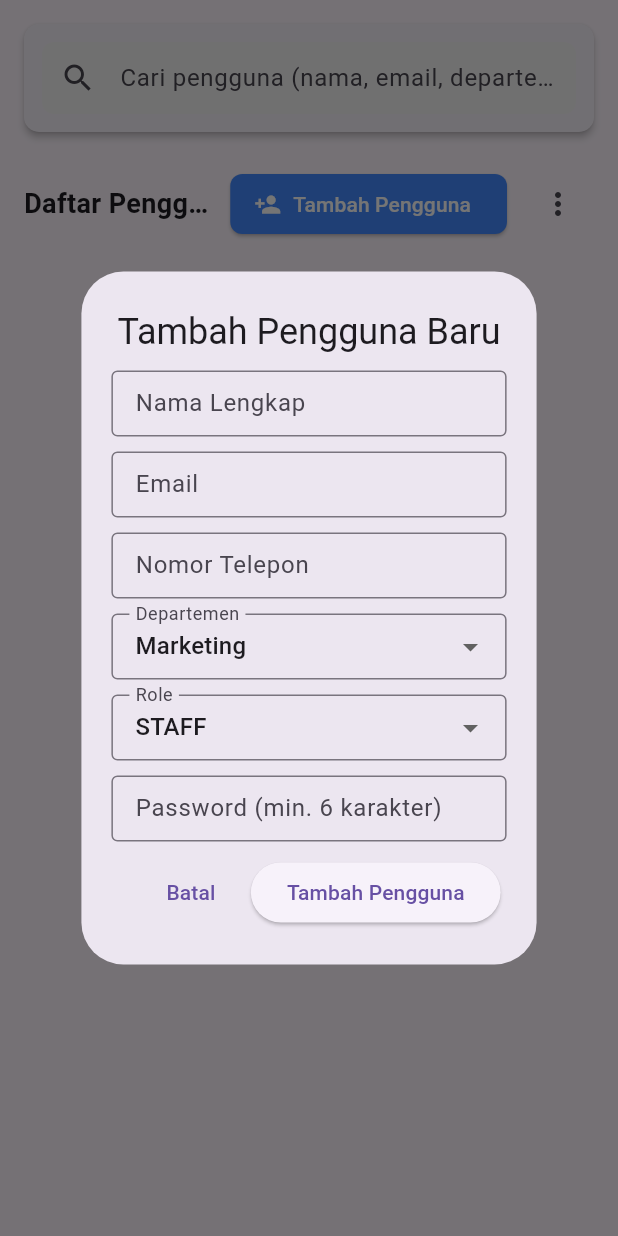
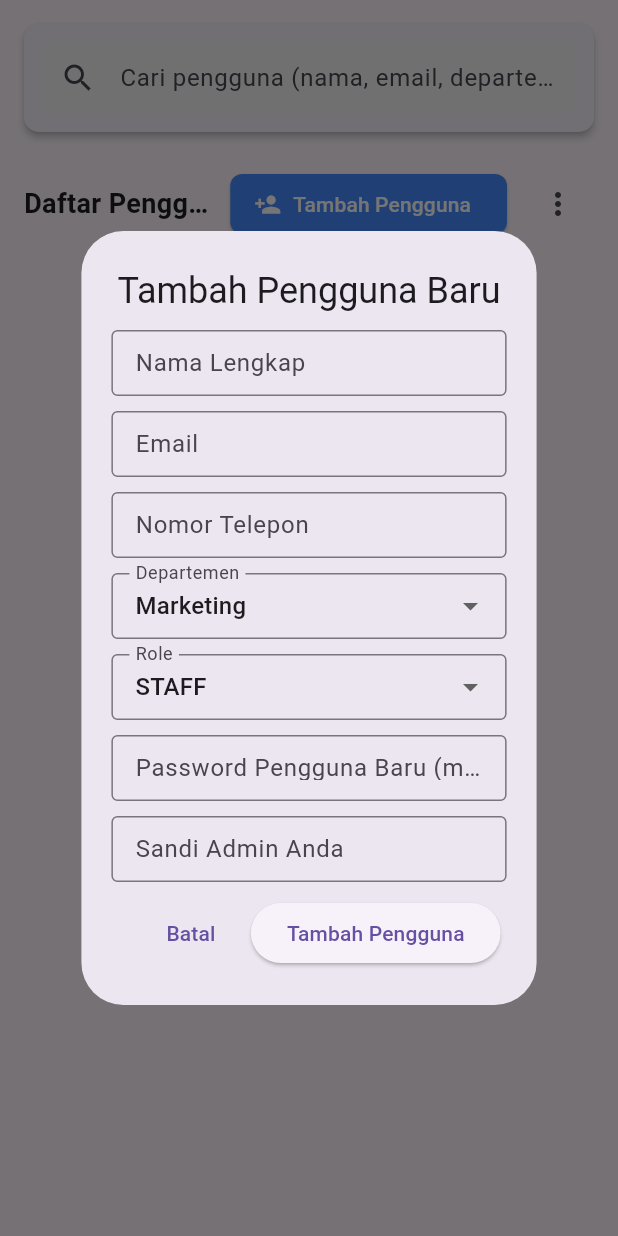
Before and after one commit to ZEN8890/Strata-lite, a Flutter app: the UsersScreen widget shown alone on an empty page, opened directly, after a tap on "Tambah Pengguna", on a phone screen of 412 x 824 dp. Run offline on Flutter 3.47's test engine with Material 3 defaults, Android fonts, the phone set to English and light mode, and no system bars; our stand-ins replace another_flushbar, cloud_firestore, cloud_functions, device_info_plus, file_picker, firebase_auth and 4 more; missing offline and left inert: excel, mobile_scanner; accounts and stored records are empty.

Commit message:
fixed creating user

```diff
--- a/lib/screens/users_screen.dart
+++ b/lib/screens/users_screen.dart
@@ -1,16 +1,17 @@
+// Path: lib/screens/users_screen.dart
 import 'package:flutter/material.dart';
-import 'package:cloud_firestore/cloud_firestore.dart'; // Import Cloud Firestore
-import 'dart:developer'; // Untuk log.log()
-import 'package:another_flushbar/flushbar.dart'; // Untuk notifikasi
-import 'dart:async'; // Untuk Timer
-import 'package:firebase_auth/firebase_auth.dart'; // Untuk membuat/mengupdate user Firebase Auth
-import 'package:cloud_functions/cloud_functions.dart'; // IMPORT YANG BENAR UNTUK CLOUD FUNCTIONS
-import 'package:file_picker/file_picker.dart'; // Untuk memilih file
-import 'package:excel/excel.dart'; // Untuk membaca/menulis file Excel
-import 'dart:io'; // Untuk File
-import 'package:path_provider/path_provider.dart'
-    as path_provider; // Menggunakan alias
-import 'dart:typed_data'; // Tambahkan ini untuk Uint8List
+import 'package:cloud_firestore/cloud_firestore.dart';
+import 'dart:developer';
+import 'package:another_flushbar/flushbar.dart';
+import 'dart:async';
+import 'package:firebase_auth/firebase_auth.dart';
+import 'package:cloud_functions/cloud_functions.dart';
+import 'package:file_picker/file_picker.dart';
+import 'package:excel/excel.dart';
+import 'dart:io';
+import 'package:path_provider/path_provider.dart' as path_provider;
+import 'dart:typed_data';
+import 'package:permission_handler/permission_handler.dart';
 
 class UsersScreen extends StatefulWidget {
   const UsersScreen({super.key});
@@ -22,33 +23,30 @@ class UsersScreen extends StatefulWidget {
 class _UsersScreenState extends State<UsersScreen> {
   final FirebaseFirestore _firestore = FirebaseFirestore.instance;
   final FirebaseAuth _auth = FirebaseAuth.instance;
-  late final FirebaseFunctions _functions; // Inisialisasi Firebase Functions
+  final FirebaseFunctions _functions = FirebaseFunctions.instance;
 
   TextEditingController _searchController = TextEditingController();
   String _searchQuery = '';
 
-  Timer? _notificationTimer; // Timer untuk mengontrol frekuensi notifikasi
-
-  // Contoh daftar departemen (bisa diambil dari Firestore juga)
+  Timer? _notificationTimer;
   final List<String> _departments = [
     'Marketing',
-    'Sales', // New
+    'Sales',
     'HRD',
-    'Finance', // New
-    'FO', // New
-    'FBS', // New
-    'FBP', // New
-    'HK', // New
-    'Engineering', // New
-    'Security', // New
+    'Finance',
+    'FO',
+    'FBS',
+    'FBP',
+    'HK',
+    'Engineering',
+    'Security',
     'IT'
   ];
-  final List<String> _roles = ['staff', 'admin']; // Daftar role yang tersedia
+  final List<String> _roles = ['staff', 'admin'];
 
   @override
   void initState() {
     super.initState();
-    _functions = FirebaseFunctions.instance; // Inisialisasi di initState
     _searchController.addListener(_onSearchChanged);
   }
 
@@ -107,10 +105,9 @@ class _UsersScreenState extends State<UsersScreen> {
     });
   }
 
-  // Fungsi untuk menambah atau mengedit pengguna
   Future<void> _addEditUser({DocumentSnapshot? userToEdit}) async {
     final bool isEditing = userToEdit != null;
-    final _formKey = GlobalKey<FormState>(); // Key untuk form dialog
+    final _formKey = GlobalKey<FormState>();
 
     TextEditingController nameController = TextEditingController(
         text: isEditing
@@ -124,8 +121,7 @@ class _UsersScreenState extends State<UsersScreen> {
         text: isEditing
             ? (userToEdit!.data() as Map<String, dynamic>)['phoneNumber']
             : '');
-    TextEditingController passwordController =
-        TextEditingController(); // Hanya untuk akun baru atau reset password
+    TextEditingController passwordController = TextEditingController();
     String? selectedDepartment = isEditing
         ? (userToEdit!.data() as Map<String, dynamic>)['department']
         : _departments.first;
@@ -133,7 +129,6 @@ class _UsersScreenState extends State<UsersScreen> {
         ? (userToEdit!.data() as Map<String, dynamic>)['role']
         : _roles.first;
 
-    // Pastikan nilai default dropdown ada di daftar _departments dan _roles
     if (!isEditing && !_departments.contains(selectedDepartment)) {
       selectedDepartment = _departments.first;
     }
@@ -141,10 +136,19 @@ class _UsersScreenState extends State<UsersScreen> {
       selectedRole = _roles.first;
     }
 
+    String? adminEmail = _auth.currentUser?.email;
+    if (adminEmail == null) {
+      _showNotification(
+          'Error', 'Sesi admin tidak ditemukan. Silakan login ulang.',
+          isError: true);
+      return;
+    }
+
+    TextEditingController adminPasswordController = TextEditingController();
+
     await showDialog(
       context: context,
       builder: (dialogContext) => AlertDialog(
-        // Gunakan dialogContext untuk AlertDialog
         title: Text(isEditing ? 'Edit Pengguna' : 'Tambah Pengguna Baru'),
         contentPadding:
             const EdgeInsets.symmetric(horizontal: 20.0, vertical: 10.0),
@@ -235,11 +239,11 @@ class _UsersScreenState extends State<UsersScreen> {
                       value == null || value.isEmpty ? 'Pilih role' : null,
                 ),
                 const SizedBox(height: 10),
-                if (!isEditing)
+                if (!isEditing) ...[
                   TextFormField(
                     controller: passwordController,
                     decoration: const InputDecoration(
-                      labelText: 'Password (min. 6 karakter)',
+                      labelText: 'Password Pengguna Baru (min. 6 karakter)',
                       border: OutlineInputBorder(),
                       isDense: true,
                       contentPadding:
@@ -250,14 +254,29 @@ class _UsersScreenState extends State<UsersScreen> {
                         ? 'Password minimal 6 karakter'
                         : null,
                   ),
+                  const SizedBox(height: 10),
+                  TextFormField(
+                    controller: adminPasswordController,
+                    decoration: const InputDecoration(
+                      labelText: 'Sandi Admin Anda',
+                      border: OutlineInputBorder(),
+                      isDense: true,
+                      contentPadding:
+                          EdgeInsets.symmetric(horizontal: 12, vertical: 10),
+                    ),
+                    obscureText: true,
+                    validator: (value) => value!.isEmpty
+                        ? 'Sandi admin tidak boleh kosong.'
+                        : null,
+                  ),
+                ],
               ],
             ),
           ),
         ),
         actions: [
           TextButton(
-            onPressed: () =>
-                Navigator.of(dialogContext).pop(), // Gunakan dialogContext
+            onPressed: () => Navigator.of(dialogContext).pop(),
             child: const Text('Batal'),
           ),
           ElevatedButton(
@@ -276,6 +295,12 @@ class _UsersScreenState extends State<UsersScreen> {
                   return;
                 }
 
+                // Store dialog context and admin credentials before any async operation
+                final localDialogContext = dialogContext;
+                final String? currentAdminEmail = _auth.currentUser!.email;
+                final String currentAdminPassword =
+                    adminPasswordController.text.trim();
+
                 try {
                   if (isEditing) {
                     await _firestore
@@ -291,17 +316,16 @@ class _UsersScreenState extends State<UsersScreen> {
                         'Pengguna ${nameController.text} berhasil diperbarui.',
                         isError: false);
                   } else {
-                    // KINI MENGGUNAKAN FIREBASE AUTH LANGSUNG UNTUK PEMBUATAN PENGGUNA BARU
-                    // AKIBATNYA: Sesi admin akan tertimpa.
-                    try {
-                      UserCredential userCredential =
+                    // Create new user (this will switch the current auth session)
+                    final newUserCredential =
                         await _auth.createUserWithEmailAndPassword(
                             email: emailController.text.trim(),
-                        password: passwordController.text.trim(),
-                      );
+                            password: passwordController.text.trim());
+
+                    // Add user data to Firestore
                     await _firestore
                         .collection('users')
-                          .doc(userCredential.user!.uid)
+                        .doc(newUserCredential.user!.uid)
                         .set({
                       'name': nameController.text.trim(),
                       'email': emailController.text.trim(),
@@ -310,42 +334,41 @@ class _UsersScreenState extends State<UsersScreen> {
                       'role': selectedRole,
                       'createdAt': FieldValue.serverTimestamp(),
                     });
+
+                    // We now close the dialog first to prevent the crash
+                    if (localDialogContext.mounted) {
+                      Navigator.of(localDialogContext).pop();
+                    }
+
+                    // Then, we sign back in as the admin, after the dialog is closed
+                    await _auth.signInWithEmailAndPassword(
+                        email: currentAdminEmail!,
+                        password: currentAdminPassword);
+
                     _showNotification('Akun Berhasil Dibuat!',
-                          'Pengguna ${nameController.text} (${userCredential.user!.email}) berhasil ditambahkan. Anda sekarang login sebagai pengguna baru ini.',
+                        'Pengguna ${nameController.text} berhasil ditambahkan.',
                         isError: false);
+                  }
 
-                      // Opsional: Untuk mengembalikan sesi admin secara otomatis (setelah import selesai)
-                      // Anda perlu meminta password admin lagi atau membuat mekanisme re-autentikasi.
-                      // Karena ini kompleks dan berpotensi tidak aman jika disimpan,
-                      // disarankan untuk memberi tahu admin untuk login ulang.
-                      // Untuk satu pengguna, kita bisa biarkan admin terus login sebagai pengguna baru,
-                      // tetapi untuk impor massal, ini adalah masalah.
-                      // Anda bisa mengarahkan admin ke layar login setelah semua impor selesai.
-                      // Contoh: Navigator.pushReplacementNamed(context, '/login');
+                  // For editing, close the dialog only after the Firestore update is done
+                  if (isEditing && localDialogContext.mounted) {
+                    Navigator.of(localDialogContext).pop();
+                  }
                 } on FirebaseAuthException catch (e) {
                   String message;
                   if (e.code == 'email-already-in-use') {
                     message = 'Email ini sudah terdaftar.';
                   } else if (e.code == 'weak-password') {
                     message = 'Password terlalu lemah.';
+                  } else if (e.code == 'wrong-password' ||
+                      e.code == 'invalid-credential') {
+                    message = 'Sandi admin salah.';
                   } else {
                     message = 'Gagal membuat akun: ${e.message}';
                   }
                   _showNotification('Gagal!', message, isError: true);
-                      return;
                 } catch (e) {
                   _showNotification('Error', 'Terjadi kesalahan umum: $e',
-                          isError: true);
-                      log('Error creating user (client-side): $e');
-                      return;
-                    }
-                  }
-                  // Tutup dialog setelah notifikasi ditampilkan dan operasi Auth selesai
-                  if (dialogContext.mounted) {
-                    Navigator.of(dialogContext).pop();
-                  }
-                } catch (e) {
-                  _showNotification('Error', 'Terjadi kesalahan: $e',
                       isError: true);
                   log('Error in add/edit user flow: $e');
                 }
@@ -358,11 +381,7 @@ class _UsersScreenState extends State<UsersScreen> {
     );
   }
 
-  // Fungsi untuk menghapus pengguna
   Future<void> _deleteUser(String userId, String userName) async {
-    // PENTING: Untuk penghapusan akun Auth otomatis di sisi server (saat dokumen Firestore dihapus),
-    // Anda masih memerlukan Cloud Function 'deleteUserAuthOnProfileDelete' yang di-deploy.
-    // Jika tidak di-deploy, hanya dokumen Firestore yang akan terhapus, bukan akun Auth.
     try {
       final confirm = await showDialog<bool>(
         context: context,
@@ -395,10 +414,8 @@ class _UsersScreenState extends State<UsersScreen> {
     }
   }
 
-  // Fungsi untuk Export Pengguna ke Excel
   Future<void> _exportUsersToExcel() async {
     try {
-      // 1. Ambil semua data pengguna dari Firestore
       final querySnapshot = await _firestore.collection('users').get();
       final usersData = querySnapshot.docs;
 
@@ -408,14 +425,11 @@ class _UsersScreenState extends State<UsersScreen> {
         return;
       }
 
-      // 2. Buat objek Excel baru dan ganti nama sheet bawaan
       final excel = Excel.createExcel();
-      final defaultSheetName =
-          excel.getDefaultSheet()!; // Get default sheet name (e.g., 'Sheet1')
-      excel.rename(defaultSheetName, 'Daftar Pengguna'); // Rename it
-      final sheet = excel['Daftar Pengguna']; // Access the renamed sheet
+      final defaultSheetName = excel.getDefaultSheet()!;
+      excel.rename(defaultSheetName, 'Daftar Pengguna');
+      final sheet = excel['Daftar Pengguna'];
 
-      // 3. Tambahkan header
       List<String> headers = [
         'Nama Lengkap',
         'Email',
@@ -426,11 +440,9 @@ class _UsersScreenState extends State<UsersScreen> {
       sheet.insertRowIterables(
           headers.map((e) => TextCellValue(e)).toList(), 0);
 
-      // 4. Tambahkan data pengguna
       for (int i = 0; i < usersData.length; i++) {
         final userData = usersData[i].data();
         String phoneNumber = userData['phoneNumber']?.toString() ?? '';
-        // Prepend with single quote to force Excel to treat it as text and preserve leading zeros
         if (phoneNumber.startsWith('0')) {
           phoneNumber = "'" + phoneNumber;
         }
@@ -438,7 +450,7 @@ class _UsersScreenState extends State<UsersScreen> {
         List<dynamic> row = [
           userData['name'] ?? '',
           userData['email'] ?? '',
-          phoneNumber, // Use the formatted phone number
+          phoneNumber,
           userData['department'] ?? '',
           userData['role'] ?? '',
         ];
@@ -448,17 +460,13 @@ class _UsersScreenState extends State<UsersScreen> {
 
       final excelBytes = excel.encode()!;
 
-      // --- START CHANGES HERE ---
-      // Instead of writing to a temporary file and then using bytes in saveFile,
-      // directly get the path from the user and then write the bytes.
       final String? resultPath = await FilePicker.platform.saveFile(
         fileName: 'Daftar_Pengguna_Strata.xlsx',
         type: FileType.custom,
         allowedExtensions: ['xlsx'],
-        // Do NOT pass bytes here, we will write them manually
       );
 
-      if (!context.mounted) return; // Ensure widget is still mounted
+      if (!mounted) return;
 
       if (resultPath != null) {
         final File file = File(resultPath);
@@ -468,12 +476,10 @@ class _UsersScreenState extends State<UsersScreen> {
             isError: false);
         log('File Excel berhasil diekspor ke: $resultPath');
       } else {
-        // Changed isError to true for cancellation and red notification
         _showNotification(
             'Ekspor Dibatalkan', 'Ekspor dibatalkan atau file tidak disimpan.',
             isError: true);
       }
-      // --- END CHANGES HERE ---
     } catch (e) {
       _showNotification(
           'Gagal Export', 'Terjadi kesalahan saat mengekspor data: $e',
@@ -482,17 +488,14 @@ class _UsersScreenState extends State<UsersScreen> {
     }
   }
 
-  // Fungsi untuk Import Pengguna dari Excel
   Future<void> _importUsersFromExcel() async {
     try {
-      // 1. Pilih file Excel
       FilePickerResult? result = await FilePicker.platform.pickFiles(
         type: FileType.custom,
         allowedExtensions: ['xlsx'],
       );
 
       if (result == null || result.files.single.path == null) {
-        // Changed isError to true for cancellation and red notification
         _showNotification(
             'Impor Dibatalkan', 'Tidak ada file yang dipilih untuk diimpor.',
             isError: true);
@@ -506,27 +509,20 @@ class _UsersScreenState extends State<UsersScreen> {
       int importedCount = 0;
       int failedCount = 0;
 
-      // Asumsi sheet pertama adalah yang relevan
       for (var table in excel.tables.keys) {
         var sheet = excel.tables[table];
         if (sheet == null || sheet.rows.isEmpty) continue;
 
-        // Asumsi baris pertama adalah header
-        // Header: 'Nama Lengkap', 'Email', 'Nomor Telepon', 'Departemen', 'Role', 'Password'
-        // Untuk tujuan demonstrasi dan keamanan, password HARUS DISEDIAKAN.
-        // Jika tidak, Anda harus mengatur password default atau mengharuskan reset password.
         final headerRow = sheet.rows.first
             .map((cell) => cell?.value?.toString().trim())
             .toList();
 
-        // Temukan indeks kolom
         final nameIndex = headerRow.indexOf('Nama Lengkap');
         final emailIndex = headerRow.indexOf('Email');
         final phoneIndex = headerRow.indexOf('Nomor Telepon');
         final departmentIndex = headerRow.indexOf('Departemen');
         final roleIndex = headerRow.indexOf('Role');
-        final passwordIndex =
-            headerRow.indexOf('Password'); // Kolom password dari import
+        final passwordIndex = headerRow.indexOf('Password');
 
         if (nameIndex == -1 ||
             emailIndex == -1 ||
@@ -539,8 +535,15 @@ class _UsersScreenState extends State<UsersScreen> {
           return;
         }
 
+        String? adminPassword = await _showAdminPasswordDialog();
+        if (adminPassword == null) {
+          _showNotification('Impor Dibatalkan', 'Sandi admin tidak dimasukkan.',
+              isError: true);
+          return;
+        }
+        final currentAdminEmail = _auth.currentUser!.email;
+
         for (int i = 1; i < sheet.rows.length; i++) {
-          // Mulai dari baris kedua (setelah header)
           final row = sheet.rows[i];
           final String name = (row[nameIndex]?.value?.toString().trim() ?? '');
           final String email =
@@ -550,11 +553,10 @@ class _UsersScreenState extends State<UsersScreen> {
           final String department =
               (row[departmentIndex]?.value?.toString().trim() ?? '');
           String role = (row[roleIndex]?.value?.toString().trim() ?? 'staff')
-              .toLowerCase(); // Default 'staff'
+              .toLowerCase();
           final String password =
               (row[passwordIndex]?.value?.toString().trim() ?? '');
 
-          // Validasi dasar
           if (name.isEmpty || email.isEmpty || password.isEmpty) {
             log('Skipping row $i: Nama, Email, atau Password kosong.');
             failedCount++;
@@ -571,9 +573,8 @@ class _UsersScreenState extends State<UsersScreen> {
             continue;
           }
 
-          // Pastikan role valid
           if (!_roles.contains(role)) {
-            role = 'staff'; // Set default 'staff' jika role tidak valid
+            role = 'staff';
           }
           if (!_departments.contains(department)) {
             log('Skipping row $i: Departemen tidak valid.');
@@ -582,15 +583,13 @@ class _UsersScreenState extends State<UsersScreen> {
           }
 
           try {
-            // Panggil Firebase Auth langsung untuk membuat pengguna
-            UserCredential userCredential =
+            final newUserCredential =
                 await _auth.createUserWithEmailAndPassword(
-              email: email,
-              password: password,
-            );
+                    email: email, password: password);
+
             await _firestore
                 .collection('users')
-                .doc(userCredential.user!.uid)
+                .doc(newUserCredential.user!.uid)
                 .set({
               'name': name,
               'email': email,
@@ -600,6 +599,9 @@ class _UsersScreenState extends State<UsersScreen> {
               'createdAt': FieldValue.serverTimestamp(),
             });
             importedCount++;
+
+            await _auth.signInWithEmailAndPassword(
+                email: currentAdminEmail!, password: adminPassword);
           } on FirebaseAuthException catch (e) {
             log('Gagal mengimpor ${email} (Auth Error): ${e.message}');
             failedCount++;
@@ -612,12 +614,6 @@ class _UsersScreenState extends State<UsersScreen> {
 
       String importSummaryMessage =
           '${importedCount} pengguna berhasil diimpor. ${failedCount} pengguna gagal diimpor.';
-      if (importedCount > 0) {
-        importSummaryMessage +=
-            ' Sesi admin mungkin telah berubah. Mohon login ulang sebagai admin.';
-        // Opsional: Langsung arahkan ke layar login
-        // if (mounted) Navigator.pushReplacementNamed(context, '/login');
-      }
 
       _showNotification(
         'Impor Selesai!',
@@ -632,16 +628,43 @@ class _UsersScreenState extends State<UsersScreen> {
     }
   }
 
-  // Fungsi untuk Download Template Import Excel
+  Future<String?> _showAdminPasswordDialog() async {
+    TextEditingController passwordController = TextEditingController();
+    return await showDialog<String>(
+      context: context,
+      builder: (context) {
+        return AlertDialog(
+          title: const Text('Konfirmasi Sandi Admin'),
+          content: TextField(
+            controller: passwordController,
+            obscureText: true,
+            decoration: const InputDecoration(hintText: 'Masukkan sandi admin'),
+          ),
+          actions: [
+            TextButton(
+              onPressed: () => Navigator.of(context).pop(null),
+              child: const Text('Batal'),
+            ),
+            ElevatedButton(
+              onPressed: () {
+                if (passwordController.text.isNotEmpty) {
+                  Navigator.of(context).pop(passwordController.text);
+                }
+              },
+              child: const Text('Konfirmasi'),
+            ),
+          ],
+        );
+      },
+    );
+  }
+
   Future<void> _downloadImportTemplate() async {
     try {
       final excel = Excel.createExcel();
-      // Menghapus sheet bawaan (biasanya 'Sheet1')
-      final defaultSheetName =
-          excel.getDefaultSheet()!; // Get default sheet name
-      excel.rename(defaultSheetName, 'Template Import Pengguna'); // Rename it
-      final sheet =
-          excel['Template Import Pengguna']; // Access the renamed sheet
+      final defaultSheetName = excel.getDefaultSheet()!;
+      excel.rename(defaultSheetName, 'Template Import Pengguna');
+      final sheet = excel['Template Import Pengguna'];
 
       List<String> headers = [
         'Nama Lengkap',
@@ -654,21 +677,15 @@ class _UsersScreenState extends State<UsersScreen> {
       sheet.insertRowIterables(
           headers.map((e) => TextCellValue(e)).toList(), 0);
 
-      // Anda bisa menambahkan beberapa baris contoh data jika diinginkan
-      // List<String> exampleRow = ['John Doe', 'john.doe@example.com', '1234567890', 'IT', 'staff', 'password123'];
-      // sheet.insertRowIterables(exampleRow.map((e) => TextCellValue(e)).toList(), 1);
-
       final excelBytes = excel.encode()!;
 
-      // --- START CHANGES HERE ---
       final String? resultPath = await FilePicker.platform.saveFile(
         fileName: 'Template_Import_Pengguna_Strata.xlsx',
         type: FileType.custom,
         allowedExtensions: ['xlsx'],
-        // Do NOT pass bytes here, we will write them manually
       );
 
-      if (!context.mounted) return;
+      if (!mounted) return;
 
       if (resultPath != null) {
         final File file = File(resultPath);
@@ -678,12 +695,10 @@ class _UsersScreenState extends State<UsersScreen> {
             isError: false);
         log('File template berhasil diunduh ke: $resultPath');
       } else {
-        // Changed isError to true for cancellation and red notification
         _showNotification('Pengunduhan Dibatalkan',
             'Pengunduhan template dibatalkan atau file tidak disimpan.',
             isError: true);
       }
-      // --- END CHANGES HERE ---
     } catch (e) {
       _showNotification('Gagal Download Template',
           'Terjadi kesalahan saat mengunduh template: $e',
@@ -692,7 +707,6 @@ class _UsersScreenState extends State<UsersScreen> {
     }
   }
 
-  // Fungsi untuk menampilkan BottomSheet dengan opsi Import/Export
   void _showImportExportOptions() {
     showModalBottomSheet(
       context: context,
@@ -704,7 +718,7 @@ class _UsersScreenState extends State<UsersScreen> {
                 leading: const Icon(Icons.download),
                 title: const Text('Export Pengguna ke Excel'),
                 onTap: () {
-                  Navigator.pop(bc); // Tutup bottom sheet
+                  Navigator.pop(bc);
                   _exportUsersToExcel();
                 },
               ),
@@ -712,16 +726,15 @@ class _UsersScreenState extends State<UsersScreen> {
                 leading: const Icon(Icons.upload),
                 title: const Text('Import Pengguna dari Excel'),
                 onTap: () {
-                  Navigator.pop(bc); // Tutup bottom sheet
+                  Navigator.pop(bc);
                   _importUsersFromExcel();
                 },
               ),
               ListTile(
-                // Tombol baru untuk download template
                 leading: const Icon(Icons.file_download),
                 title: const Text('Download Template Import Excel'),
                 onTap: () {
-                  Navigator.pop(bc); // Tutup bottom sheet
+                  Navigator.pop(bc);
                   _downloadImportTemplate();
                 },
               ),
@@ -778,7 +791,6 @@ class _UsersScreenState extends State<UsersScreen> {
                 ),
               ),
               const SizedBox(width: 10),
-              // Tombol "Tambah Pengguna"
               ElevatedButton.icon(
                 onPressed: () => _addEditUser(),
                 icon: const Icon(Icons.person_add),
@@ -790,8 +802,7 @@ class _UsersScreenState extends State<UsersScreen> {
                       borderRadius: BorderRadius.circular(8)),
                 ),
               ),
-              const SizedBox(width: 10), // Spasi antara tombol
-              // Tombol untuk opsi Import/Export
+              const SizedBox(width: 10),
               IconButton(
                 icon: const Icon(Icons.more_vert),
                 onPressed: _showImportExportOptions,
```
Lines whose indentation alone changed are shown as unchanged.
